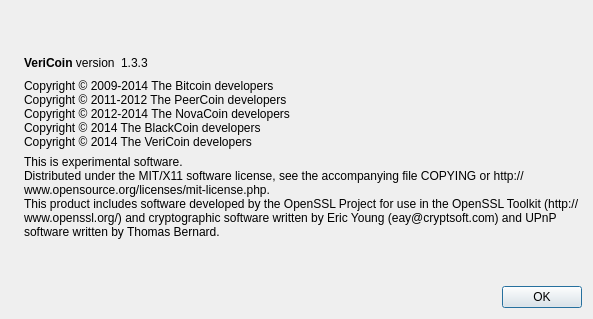
First picture: the form in src/qt/forms/aboutdialog.ui, repository aidy813/master, before the edit.
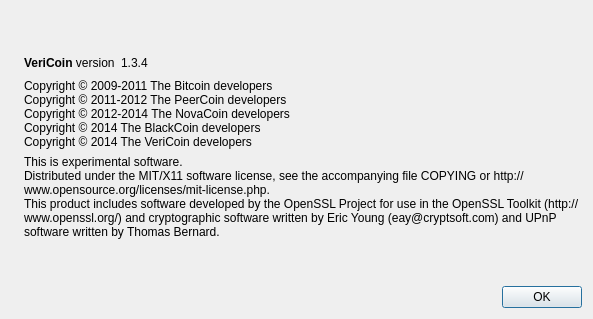
Second picture: the form after the edit. Icons and pictures are not drawn.

The edit to the form file:
```diff
--- a/src/qt/forms/aboutdialog.ui
+++ b/src/qt/forms/aboutdialog.ui
@@ -63,7 +63,7 @@
           <cursorShape>IBeamCursor</cursorShape>
          </property>
          <property name="text">
-          <string notr="true">1.3.3</string>
+          <string notr="true">1.3.4</string>
          </property>
          <property name="textInteractionFlags">
           <set>Qt::LinksAccessibleByMouse|Qt::TextSelectableByKeyboard|Qt::TextSelectableByMouse</set>
@@ -91,7 +91,7 @@
         <cursorShape>IBeamCursor</cursorShape>
        </property>
        <property name="text">
-        <string>Copyright © 2009-2014 The Bitcoin developers
+        <string>Copyright © 2009-2011 The Bitcoin developers
 Copyright © 2011-2012 The PeerCoin developers
 Copyright © 2012-2014 The NovaCoin developers
 Copyright © 2014 The BlackCoin developers
```
